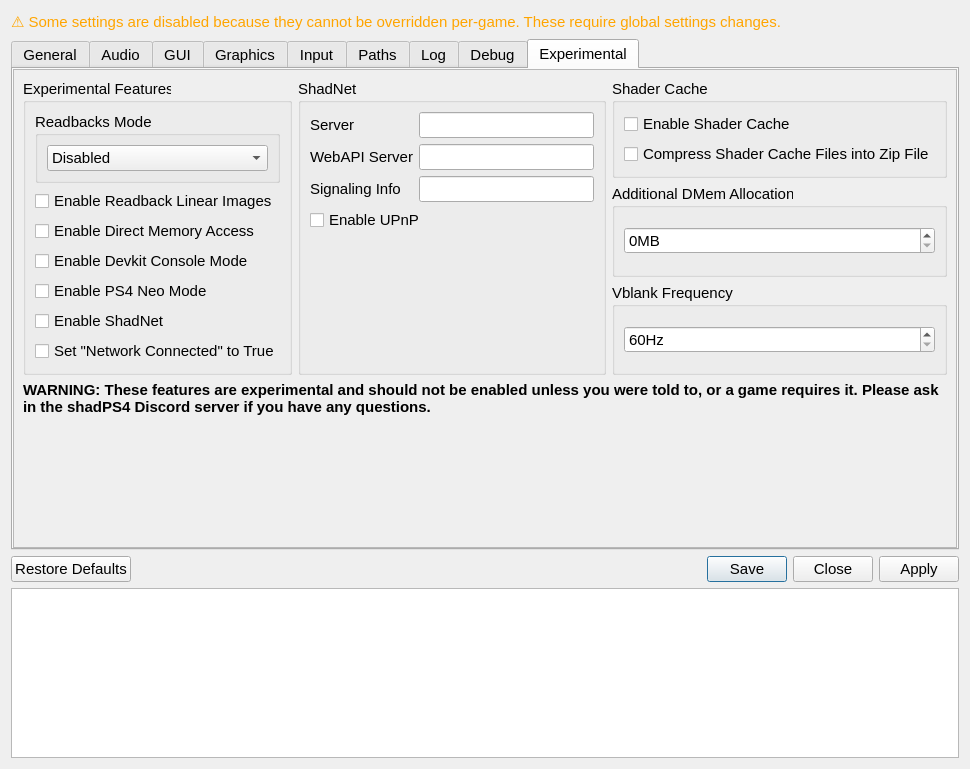
Old version of the form src/qt_ui/settings_dialog.ui in the repository shadLaunchers/shadLauncher4.
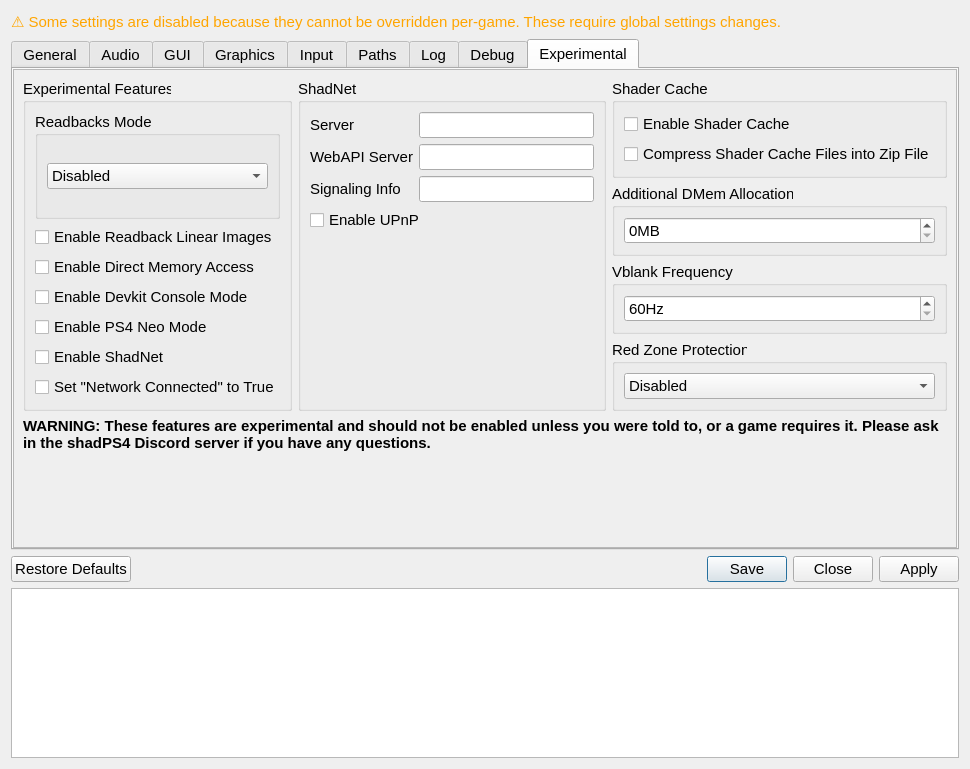
New version of the form. The open tabs and pages were chosen to show the change. Icons and pictures are not drawn.

Commit message: Settings Dialog: add redzone setting, update emulator.settings.cpp and .h (#169)

Patch:
```diff
--- a/src/qt_ui/settings_dialog.ui
+++ b/src/qt_ui/settings_dialog.ui
@@ -2408,8 +2408,8 @@
         <rect>
          <x>0</x>
          <y>0</y>
-         <width>609</width>
-         <height>416</height>
+         <width>946</width>
+         <height>460</height>
         </rect>
        </property>
        <property name="sizePolicy">
@@ -2680,6 +2680,29 @@
                 </layout>
                </widget>
               </item>
+              <item>
+               <widget class="QGroupBox" name="redZoneGroupBox">
+                <property name="title">
+                 <string>Red Zone Protection</string>
+                </property>
+                <layout class="QVBoxLayout" name="verticalLayout_22">
+                 <item>
+                  <widget class="QComboBox" name="redZoneComboBox">
+                   <item>
+                    <property name="text">
+                     <string>Disabled</string>
+                    </property>
+                   </item>
+                   <item>
+                    <property name="text">
+                     <string>Static Patching</string>
+                    </property>
+                   </item>
+                  </widget>
+                 </item>
+                </layout>
+               </widget>
+              </item>
              </layout>
             </item>
            </layout>
```
Left out of the diff: 32 changed lines with no effect on the pictures. The commit also changes 5 other files.
